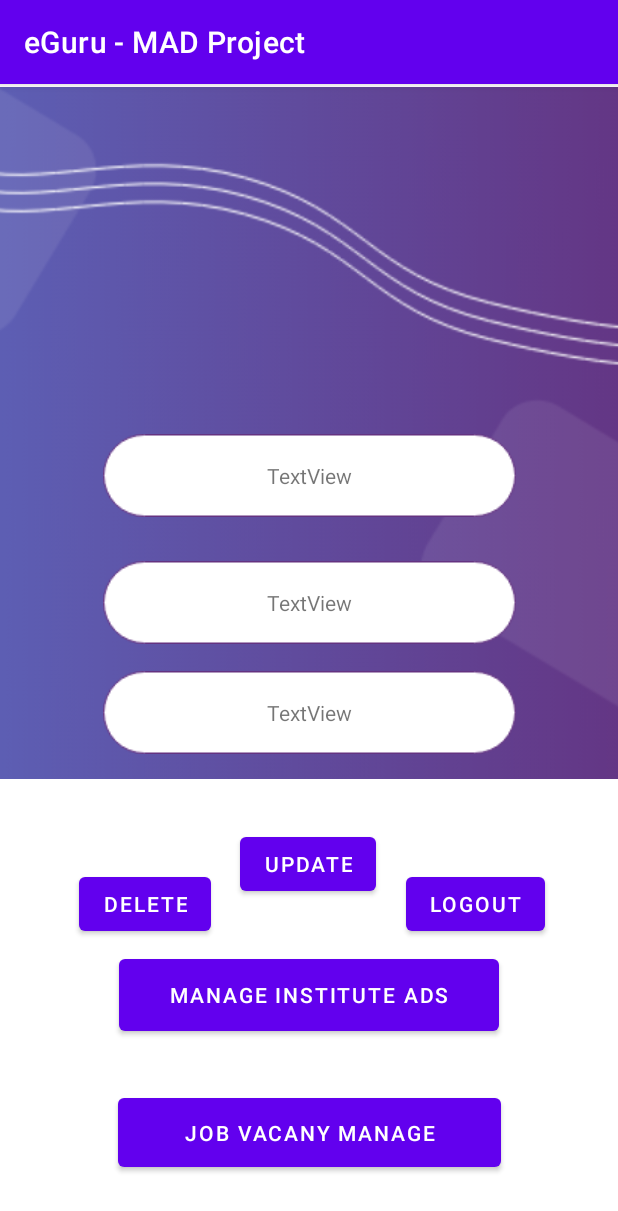
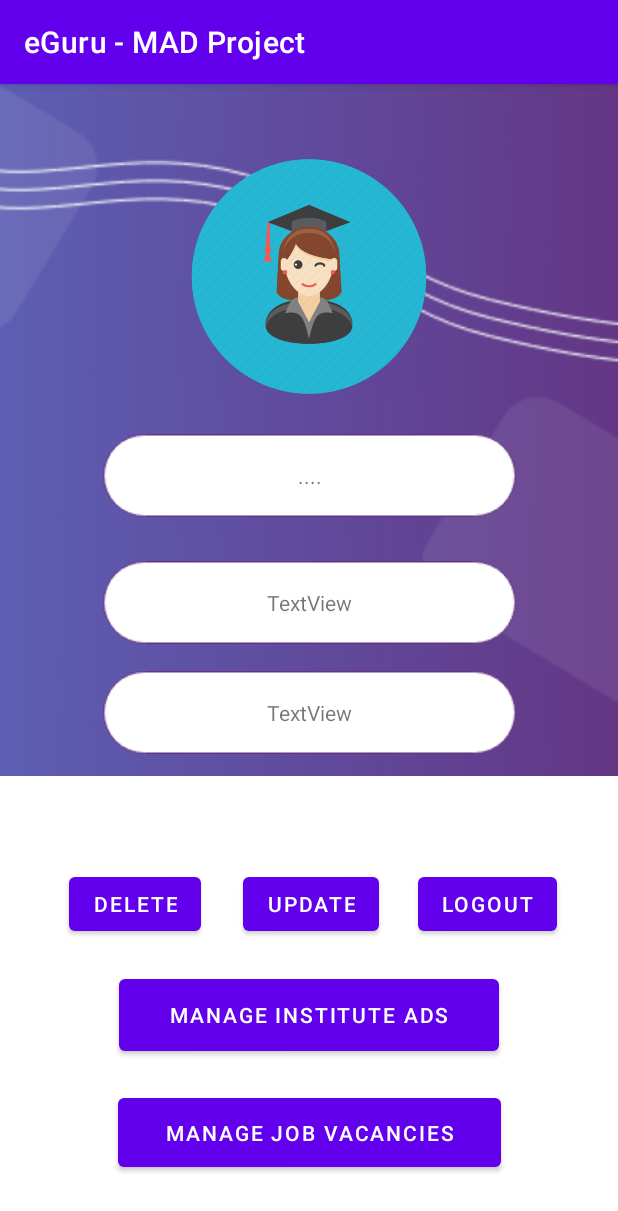
Before and after one commit to Rajith-Singh/eGuru---MAD-Project, an Android app: the institute_profile_page_yja screen opened directly, with no data from a screen before it, on a phone screen of 412 x 824 dp. Shown: the top 1211 px of the screen. Run offline under Robolectric (Android 15) with nearby library versions, the phone set to English and light mode, and no system bars.

Commit message:
4th commit

```diff
--- a/app/src/main/AndroidManifest.xml
+++ b/app/src/main/AndroidManifest.xml
@@ -9,6 +9,12 @@
         android:roundIcon="@mipmap/ic_launcher_round"
         android:supportsRtl="true"
         android:theme="@style/Theme.EGuruMADProject">
+        <activity
+            android:name=".institute_ads_manage_yja"
+            android:exported="true" />
+        <activity
+            android:name=".institute_ads_view_yja"
+            android:exported="true" />
         <activity
             android:name=".MainActivity"
             android:exported="true" />
--- a/app/src/main/res/layout/activity_institute_profile_page_yja.xml
+++ b/app/src/main/res/layout/activity_institute_profile_page_yja.xml
@@ -2,41 +2,29 @@
 <androidx.constraintlayout.widget.ConstraintLayout xmlns:android="http://schemas.android.com/apk/res/android"
     xmlns:app="http://schemas.android.com/apk/res-auto"
     xmlns:tools="http://schemas.android.com/tools"
-    android:id="@+id/btn_profile_delete_yja"
+    android:id="@+id/ContraintLayout1"
     android:layout_width="match_parent"
     android:layout_height="match_parent"
     tools:context=".institute_profile_page_yja">
 
     <ImageView
-        android:id="@+id/imageView4"
+        android:id="@+id/imageView4_profile_yja"
         android:layout_width="570dp"
         android:layout_height="461dp"
         app:layout_constraintBottom_toBottomOf="parent"
         app:layout_constraintEnd_toEndOf="parent"
-        app:layout_constraintHorizontal_bias="0.754"
+        app:layout_constraintHorizontal_bias="0.748"
         app:layout_constraintStart_toStartOf="parent"
         app:layout_constraintTop_toTopOf="parent"
-        app:layout_constraintVertical_bias="0.007"
+        app:layout_constraintVertical_bias="0.0"
         app:srcCompat="@drawable/topbcakground" />
 
     <ImageView
-        android:id="@+id/imageView18"
-        android:layout_width="127dp"
-        android:layout_height="131dp"
-        android:layout_marginTop="60dp"
-        app:layout_constraintBottom_toTopOf="@+id/imageView19"
-        app:layout_constraintEnd_toEndOf="parent"
-        app:layout_constraintStart_toStartOf="parent"
-        app:layout_constraintTop_toTopOf="parent"
-        app:layout_constraintVertical_bias="0.0"
-        tools:srcCompat="@tools:sample/avatars" />
-
-    <ImageView
-        android:id="@+id/imageView19"
+        android:id="@+id/imageView19_profile_yja"
         android:layout_width="wrap_content"
         android:layout_height="wrap_content"
         android:layout_marginTop="208dp"
-        app:layout_constraintBottom_toTopOf="@+id/imageView21"
+        app:layout_constraintBottom_toTopOf="@+id/imageView21_profile_yja"
         app:layout_constraintEnd_toEndOf="parent"
         app:layout_constraintStart_toStartOf="parent"
         app:layout_constraintTop_toTopOf="parent"
@@ -44,18 +32,18 @@
         app:srcCompat="@drawable/yjarbtnbackground" />
 
     <ImageView
-        android:id="@+id/imageView20"
+        android:id="@+id/imageView20_profile_yja"
         android:layout_width="wrap_content"
         android:layout_height="wrap_content"
         app:layout_constraintBottom_toBottomOf="parent"
         app:layout_constraintEnd_toEndOf="parent"
         app:layout_constraintStart_toStartOf="parent"
-        app:layout_constraintTop_toBottomOf="@+id/imageView21"
+        app:layout_constraintTop_toBottomOf="@+id/imageView21_profile_yja"
         app:layout_constraintVertical_bias="0.053"
         app:srcCompat="@drawable/yjarbtnbackground" />
 
     <ImageView
-        android:id="@+id/imageView21"
+        android:id="@+id/imageView21_profile_yja"
         android:layout_width="wrap_content"
         android:layout_height="wrap_content"
         app:layout_constraintBottom_toBottomOf="parent"
@@ -66,37 +54,26 @@
         app:srcCompat="@drawable/yjarbtnbackground" />
 
     <Button
-        android:id="@+id/btn_profile_delete_yja"
+        android:id="@+id/btn_profile_update_yja"
         android:layout_width="wrap_content"
         android:layout_height="wrap_content"
-        android:layout_marginStart="52dp"
-        android:text="Delete"
+        android:layout_marginEnd="24dp"
+        android:text="@string/btn_profile_update_yja"
         app:layout_constraintBottom_toBottomOf="parent"
         app:layout_constraintEnd_toStartOf="@+id/btn_profile_logout_yja"
-        app:layout_constraintHorizontal_bias="0.007"
+        app:layout_constraintHorizontal_bias="0.987"
         app:layout_constraintStart_toStartOf="parent"
         app:layout_constraintTop_toTopOf="parent"
         app:layout_constraintVertical_bias="0.726" />
 
     <Button
-        android:id="@+id/btn_profile_update_yja"
-        android:layout_width="wrap_content"
-        android:layout_height="wrap_content"
-        android:layout_marginTop="496dp"
-        android:text="Update"
-        app:layout_constraintEnd_toStartOf="@+id/btn_profile_logout_yja"
-        app:layout_constraintHorizontal_bias="0.486"
-        app:layout_constraintStart_toEndOf="@+id/btn_profile_delete_yja"
-        app:layout_constraintTop_toTopOf="parent" />
-
-    <Button
         android:id="@+id/btn_profile_logout_yja"
         android:layout_width="wrap_content"
         android:layout_height="wrap_content"
-        android:text="Logout"
+        android:text="@string/btn_profile_logout_yja"
         app:layout_constraintBottom_toBottomOf="parent"
         app:layout_constraintEnd_toEndOf="parent"
-        app:layout_constraintHorizontal_bias="0.848"
+        app:layout_constraintHorizontal_bias="0.873"
         app:layout_constraintStart_toStartOf="parent"
         app:layout_constraintTop_toTopOf="parent"
         app:layout_constraintVertical_bias="0.726" />
@@ -116,7 +93,7 @@
         android:layout_width="255dp"
         android:layout_height="58dp"
         android:layout_marginBottom="40dp"
-        android:text="Job Vacany Manage"
+        android:text="@string/btn_profile_JobManage_yja"
         app:layout_constraintBottom_toBottomOf="parent"
         app:layout_constraintEnd_toEndOf="parent"
         app:layout_constraintStart_toStartOf="parent"
@@ -124,34 +101,57 @@
         app:layout_constraintVertical_bias="1.0" />
 
     <TextView
-        android:id="@+id/textView3"
+        android:id="@+id/tv_profile_name_yja"
+        android:layout_width="wrap_content"
+        android:layout_height="wrap_content"
+        android:text="@string/tv_profile_name_yja"
+        app:layout_constraintBottom_toBottomOf="@+id/imageView19_profile_yja"
+        app:layout_constraintEnd_toEndOf="parent"
+        app:layout_constraintHorizontal_bias="0.501"
+        app:layout_constraintStart_toStartOf="parent"
+        app:layout_constraintTop_toTopOf="@+id/imageView19_profile_yja" />
+
+    <TextView
+        android:id="@+id/tv_profile_email_yja"
         android:layout_width="wrap_content"
         android:layout_height="wrap_content"
         android:text="TextView"
-        app:layout_constraintBottom_toBottomOf="@+id/imageView19"
+        app:layout_constraintBottom_toBottomOf="@+id/imageView21_profile_yja"
         app:layout_constraintEnd_toEndOf="parent"
-        app:layout_constraintHorizontal_bias="0.501"
         app:layout_constraintStart_toStartOf="parent"
-        app:layout_constraintTop_toTopOf="@+id/imageView19" />
+        app:layout_constraintTop_toTopOf="@+id/imageView21_profile_yja" />
 
     <TextView
-        android:id="@+id/textView4"
+        android:id="@+id/tv_profile_contactnumber_yja"
         android:layout_width="wrap_content"
         android:layout_height="wrap_content"
         android:text="TextView"
-        app:layout_constraintBottom_toBottomOf="@+id/imageView21"
+        app:layout_constraintBottom_toBottomOf="@+id/imageView20_profile_yja"
         app:layout_constraintEnd_toEndOf="parent"
         app:layout_constraintStart_toStartOf="parent"
-        app:layout_constraintTop_toTopOf="@+id/imageView21" />
+        app:layout_constraintTop_toTopOf="@+id/imageView20_profile_yja" />
 
-    <TextView
-        android:id="@+id/textView5"
+    <Button
+        android:id="@+id/btn_profile_delete_yja"
         android:layout_width="wrap_content"
         android:layout_height="wrap_content"
-        android:text="TextView"
-        app:layout_constraintBottom_toBottomOf="@+id/imageView20"
+        android:text="@string/btn_profile_delete_yja"
+        app:layout_constraintBottom_toBottomOf="parent"
+        app:layout_constraintEnd_toStartOf="@+id/btn_profile_update_yja"
+        app:layout_constraintHorizontal_bias="0.625"
+        app:layout_constraintStart_toStartOf="parent"
+        app:layout_constraintTop_toTopOf="parent"
+        app:layout_constraintVertical_bias="0.726" />
+
+    <ImageView
+        android:id="@+id/imageView"
+        android:layout_width="201dp"
+        android:layout_height="159dp"
+        app:layout_constraintBottom_toBottomOf="parent"
         app:layout_constraintEnd_toEndOf="parent"
         app:layout_constraintStart_toStartOf="parent"
-        app:layout_constraintTop_toTopOf="@+id/imageView20" />
+        app:layout_constraintTop_toTopOf="parent"
+        app:layout_constraintVertical_bias="0.08"
+        app:srcCompat="@drawable/yja123" />
 
 </androidx.constraintlayout.widget.ConstraintLayout>
--- a/app/src/main/res/values/strings.xml
+++ b/app/src/main/res/values/strings.xml
@@ -6,4 +6,9 @@
     <string name="btn_insertads_yja">Add Now</string>
     <string name="et_number_insertads_yja">Enter Contact Number</string>
     <string name="btn_profile_AdsManage_yja">Manage Institute Ads</string>
+    <string name="tv_profile_name_yja">....</string>
+    <string name="btn_profile_delete_yja">Delete</string>
+    <string name="btn_profile_update_yja">Update</string>
+    <string name="btn_profile_logout_yja">Logout</string>
+    <string name="btn_profile_JobManage_yja">Manage Job Vacancies</string>
 </resources>
```
Also changed, not shown: app/src/main/java/com/example/eguru_madproject/institute_ads_manage_yja.java (added, +14 -0 lines), app/src/main/java/com/example/eguru_madproject/institute_ads_view_yja.java (added, +14 -0 lines), app/src/main/res/layout/activity_institute_ads_insertion_yja.xml (+24 -24 lines), app/src/main/res/layout/activity_institute_ads_manage_yja.xml (added, +30 -0 lines), app/src/main/res/layout/activity_institute_ads_view_yja.xml (added, +29 -0 lines), app/src/main/res/drawable/yja123.png (added).
